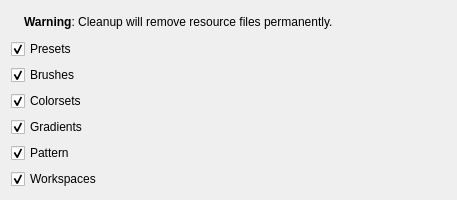
This is libs/ui/forms/wdgdlgblacklistcleanup.ui in KDE/krita as Qt 5 draws it before an edit. The edited form follows.
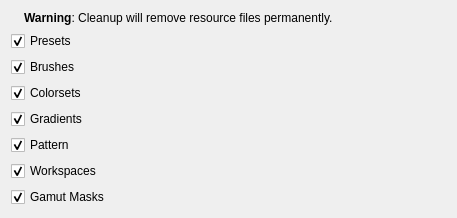
This is the edited form.

Commit message: Continuation of gamut masking effort.

Patch:
```diff
--- a/libs/ui/forms/wdgdlgblacklistcleanup.ui
+++ b/libs/ui/forms/wdgdlgblacklistcleanup.ui
@@ -117,6 +117,16 @@
      </property>
     </widget>
    </item>
+   <item row="7" column="0">
+    <widget class="QCheckBox" name="cbRemoveGamutMasks">
+     <property name="text">
+      <string>Gamut Masks</string>
+     </property>
+     <property name="checked">
+      <bool>true</bool>
+     </property>
+    </widget>
+   </item>
   </layout>
  </widget>
  <resources/>
```
The commit also changes 46 other files.
